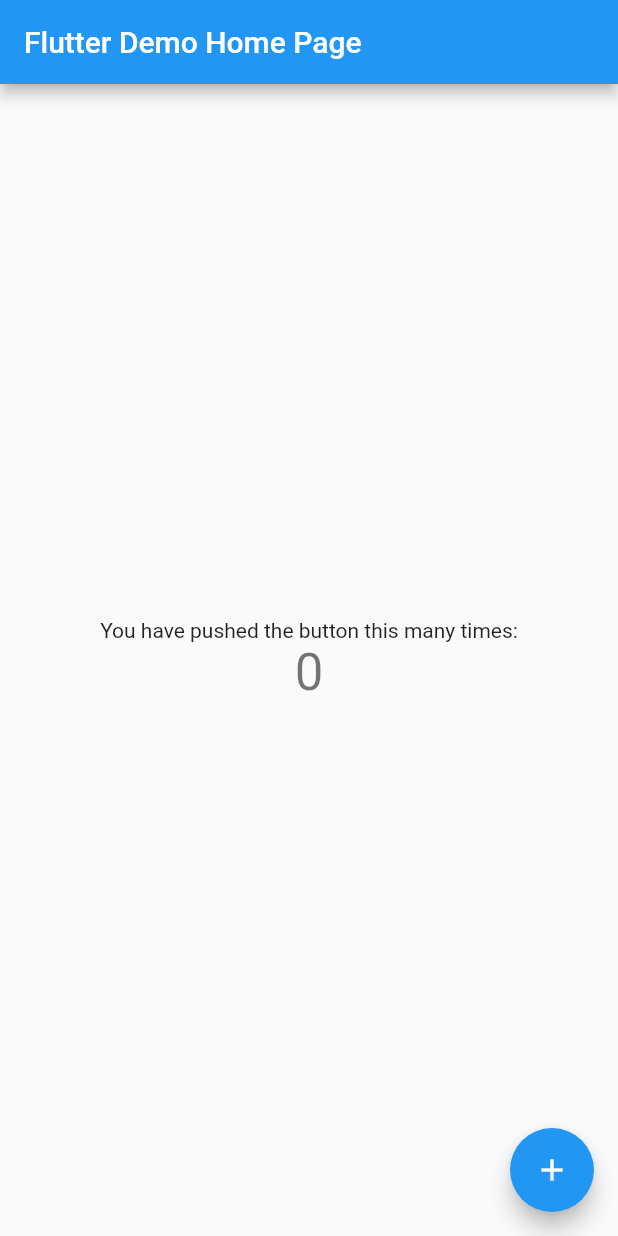
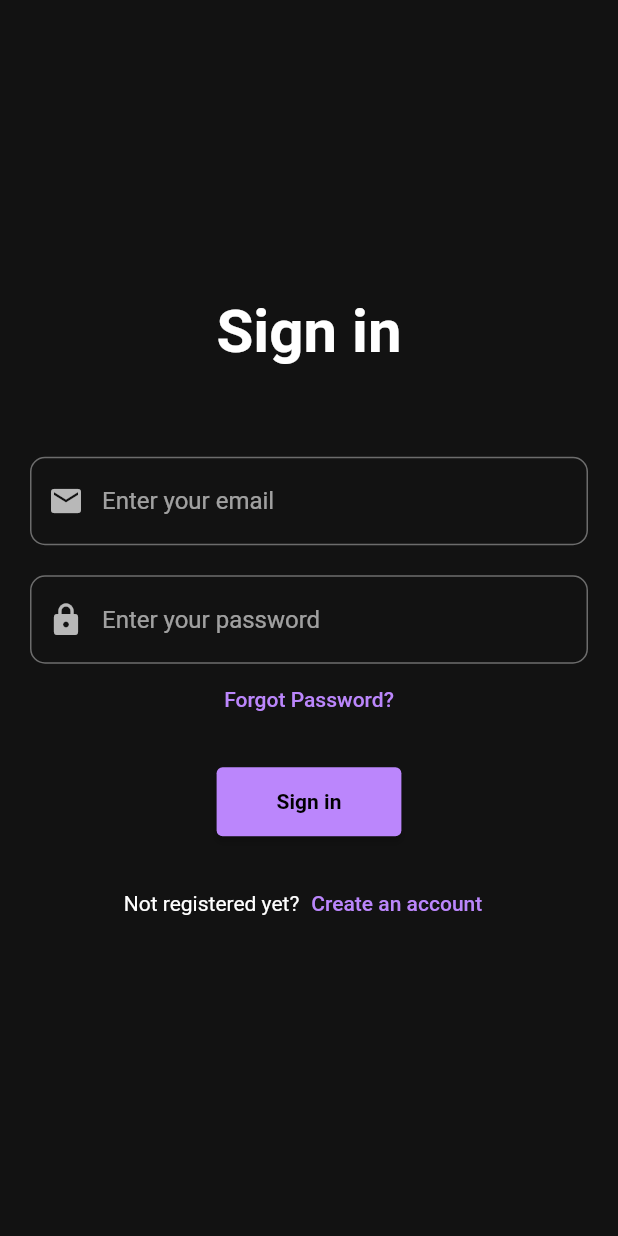
Before and after one commit to leejh903/kas-wallet-connector-example-bapp, a Flutter app: the screen it shows after launch, on a phone screen of 412 x 824 dp. Run offline on Flutter 3.47's test engine with Material 2 defaults, Android fonts, the light colour scheme and no system bars; our stand-ins replace email_validator, flutter_dotenv, flutter_secure_storage.

Commit message:
implemented login and service code

```diff
--- /dev/null
+++ b/lib/constant/env.dart
@@ -0,0 +1,2 @@
+const kasWalletConnectorUrl = "KAS_WALLET_CONNECTOR_URL";
+const kasWalletConnectorClientId = "KAS_WALLET_CONNECTOR_CLIENT_ID";
--- /dev/null
+++ b/lib/constant/storage.dart
@@ -0,0 +1,2 @@
+const accessToken = 'ACCESS_TOKEN';
+const refreshToken = 'ACCESS_TOKEN';
--- a/lib/main.dart
+++ b/lib/main.dart
@@ -1,8 +1,23 @@
 import 'package:flutter/material.dart';
+import 'package:kas_wallet_connector_example_bapp/screen/login_screen.dart';
 
 void main() {
   runApp(const MyApp());
 }
+
+ColorScheme defaultColorScheme = const ColorScheme(
+  primary: Color(0xffBB86FC),
+  secondary: Color(0xff03DAC6),
+  surface: Color(0xff181818),
+  background: Color(0xff121212),
+  error: Color(0xffCF6679),
+  onPrimary: Color(0xff000000),
+  onSecondary: Color(0xff000000),
+  onSurface: Color(0xffffffff),
+  onBackground: Color(0xffffffff),
+  onError: Color(0xff000000),
+  brightness: Brightness.dark,
+);
 
 class MyApp extends StatelessWidget {
   const MyApp({Key? key}) : super(key: key);
@@ -11,105 +26,12 @@
   @override
   Widget build(BuildContext context) {
     return MaterialApp(
-      title: 'Flutter Demo',
+      title: 'KAS wallet-connector Demo',
       theme: ThemeData(
-        // This is the theme of your application.
-        //
-        // Try running your application with "flutter run". You'll see the
-        // application has a blue toolbar. Then, without quitting the app, try
-        // changing the primarySwatch below to Colors.green and then invoke
-        // "hot reload" (press "r" in the console where you ran "flutter run",
-        // or simply save your changes to "hot reload" in a Flutter IDE).
-        // Notice that the counter didn't reset back to zero; the application
-        // is not restarted.
+        colorScheme: defaultColorScheme,
         primarySwatch: Colors.blue,
       ),
-      home: const MyHomePage(title: 'Flutter Demo Home Page'),
+      home: const LoginScreen(title: 'Login UI'),
     );
   }
 }
-
-class MyHomePage extends StatefulWidget {
-  const MyHomePage({Key? key, required this.title}) : super(key: key);
-
-  // This widget is the home page of your application. It is stateful, meaning
-  // that it has a State object (defined below) that contains fields that affect
-  // how it looks.
-
-  // This class is the configuration for the state. It holds the values (in this
-  // case the title) provided by the parent (in this case the App widget) and
-  // used by the build method of the State. Fields in a Widget subclass are
-  // always marked "final".
-
-  final String title;
-
-  @override
-  State<MyHomePage> createState() => _MyHomePageState();
-}
-
-class _MyHomePageState extends State<MyHomePage> {
-  int _counter = 0;
-
-  void _incrementCounter() {
-    setState(() {
-      // This call to setState tells the Flutter framework that something has
-      // changed in this State, which causes it to rerun the build method below
-      // so that the display can reflect the updated values. If we changed
-      // _counter without calling setState(), then the build method would not be
-      // called again, and so nothing would appear to happen.
-      _counter++;
-    });
-  }
-
-  @override
-  Widget build(BuildContext context) {
-    // This method is rerun every time setState is called, for instance as done
-    // by the _incrementCounter method above.
-    //
-    // The Flutter framework has been optimized to make rerunning build methods
-    // fast, so that you can just rebuild anything that needs updating rather
-    // than having to individually change instances of widgets.
-    return Scaffold(
-      appBar: AppBar(
-        // Here we take the value from the MyHomePage object that was created by
-        // the App.build method, and use it to set our appbar title.
-        title: Text(widget.title),
-      ),
-      body: Center(
-        // Center is a layout widget. It takes a single child and positions it
-        // in the middle of the parent.
-        child: Column(
-          // Column is also a layout widget. It takes a list of children and
-          // arranges them vertically. By default, it sizes itself to fit its
-          // children horizontally, and tries to be as tall as its parent.
-          //
-          // Invoke "debug painting" (press "p" in the console, choose the
-          // "Toggle Debug Paint" action from the Flutter Inspector in Android
-          // Studio, or the "Toggle Debug Paint" command in Visual Studio Code)
-          // to see the wireframe for each widget.
-          //
-          // Column has various properties to control how it sizes itself and
-          // how it positions its children. Here we use mainAxisAlignment to
-          // center the children vertically; the main axis here is the vertical
-          // axis because Columns are vertical (the cross axis would be
-          // horizontal).
-          mainAxisAlignment: MainAxisAlignment.center,
-          children: <Widget>[
-            const Text(
-              'You have pushed the button this many times:',
-            ),
-            Text(
-              '$_counter',
-              style: Theme.of(context).textTheme.headline4,
-            ),
-          ],
-        ),
-      ),
-      floatingActionButton: FloatingActionButton(
-        onPressed: _incrementCounter,
-        tooltip: 'Increment',
-        child: const Icon(Icons.add),
-      ), // This trailing comma makes auto-formatting nicer for build methods.
-    );
-  }
-}
--- /dev/null
+++ b/lib/model/error.dart
@@ -0,0 +1,19 @@
+class KasError {
+  int code;
+  String message;
+  String requestId;
+
+  KasError({
+    required this.code,
+    required this.message,
+    required this.requestId,
+  });
+
+  factory KasError.fromJson(Map<String, dynamic> json) {
+    return KasError(
+      code: json['code'],
+      message: json['message'],
+      requestId: json['requestId'],
+    );
+  }
+}
--- /dev/null
+++ b/lib/model/jwt.dart
@@ -0,0 +1,13 @@
+class JWT {
+  final String accessToken;
+  final String refreshToken;
+
+  JWT({required this.accessToken, required this.refreshToken});
+
+  factory JWT.fromJson(Map<String, dynamic> json) {
+    return JWT(
+      accessToken: json['accessToken'],
+      refreshToken: json['refreshToken'],
+    );
+  }
+}
--- /dev/null
+++ b/lib/screen/login_screen.dart
@@ -0,0 +1,170 @@
+import 'dart:convert';
+
+import 'package:email_validator/email_validator.dart';
+import 'package:flutter/material.dart';
+import 'package:flutter_secure_storage/flutter_secure_storage.dart';
+import 'package:kas_wallet_connector_example_bapp/constant/storage.dart';
+import 'package:kas_wallet_connector_example_bapp/model/error.dart';
+import 'package:kas_wallet_connector_example_bapp/model/jwt.dart';
+import 'package:kas_wallet_connector_example_bapp/screen/home_screen.dart';
+import 'package:kas_wallet_connector_example_bapp/screen/register_screen.dart';
+import 'package:kas_wallet_connector_example_bapp/service/kas_service.dart';
+import 'package:crypto/crypto.dart';
+
+class LoginScreen extends StatefulWidget {
+  const LoginScreen({Key? key, required this.title}) : super(key: key);
+  final String title;
+
+  @override
+  State<LoginScreen> createState() => _LoginScreenState();
+}
+
+class _LoginScreenState extends State<LoginScreen> {
+  final _formKey = GlobalKey<FormState>();
+  final TextEditingController emailController = TextEditingController();
+  final TextEditingController passwordController = TextEditingController();
+  final _kasService = KasService();
+
+  Future<void> login() async {
+    if (!_formKey.currentState!.validate()) return;
+
+    final email = emailController.text;
+    final password =
+        '0x${sha256.convert(utf8.encode(passwordController.text))}';
+    dynamic res = _kasService.login(email, password);
+
+    if (res is KasError) {
+      ScaffoldMessenger.of(context).showSnackBar(
+        SnackBar(
+          content: Text('Error: ${res.message}'),
+        ),
+      );
+      return;
+    }
+    res = res as JWT;
+    const storage = FlutterSecureStorage();
+    await storage.write(key: accessToken, value: res.accessToken);
+    await storage.write(key: refreshToken, value: res.refreshToken);
+
+    Navigator.pushReplacement(
+      context,
+      MaterialPageRoute(builder: (context) => HomeScreen()),
+    );
+  }
+
+  @override
+  Widget build(BuildContext context) {
+    return Scaffold(
+      backgroundColor: Theme.of(context).colorScheme.background,
+      body: Container(
+        padding: const EdgeInsets.all(20),
+        child: Column(
+          mainAxisAlignment: MainAxisAlignment.center,
+          crossAxisAlignment: CrossAxisAlignment.center,
+          children: <Widget>[
+            const Text(
+              'Sign in',
+              style: TextStyle(
+                fontWeight: FontWeight.bold,
+                fontSize: 40,
+              ),
+            ),
+            const SizedBox(
+              height: 60,
+            ),
+            Form(
+              key: _formKey,
+              child: Column(
+                children: [
+                  TextFormField(
+                    controller: emailController,
+                    validator: (value) => EmailValidator.validate(value!)
+                        ? null
+                        : "Please enter a valid email",
+                    maxLines: 1,
+                    decoration: InputDecoration(
+                      hintText: 'Enter your email',
+                      prefixIcon: const Icon(Icons.email),
+                      border: OutlineInputBorder(
+                        borderRadius: BorderRadius.circular(10),
+                      ),
+                    ),
+                  ),
+                  const SizedBox(
+                    height: 20,
+                  ),
+                  TextFormField(
+                    controller: passwordController,
+                    validator: (value) {
+                      if (value == null || value.isEmpty) {
+                        return 'Please enter your password';
+                      }
+                      return null;
+                    },
+                    maxLines: 1,
+                    obscureText: true,
+                    decoration: InputDecoration(
+                      prefixIcon: const Icon(Icons.lock),
+                      hintText: 'Enter your password',
+                      border: OutlineInputBorder(
+                        borderRadius: BorderRadius.circular(10),
+                      ),
+                    ),
+                  ),
+                  TextButton(
+                    onPressed: () {
+                      Navigator.pushReplacement(
+                        context,
+                        MaterialPageRoute(
+                          builder: (context) =>
+                              const RegisterScreen(title: 'Register UI'),
+                        ),
+                      );
+                    },
+                    child: const Text('Forgot Password?'),
+                  ),
+                  const SizedBox(
+                    height: 20,
+                  ),
+                  ElevatedButton(
+                    onPressed: login,
+                    style: ElevatedButton.styleFrom(
+                      padding: const EdgeInsets.fromLTRB(40, 15, 40, 15),
+                    ),
+                    child: const Text(
+                      'Sign in',
+                      style: TextStyle(
+                        fontWeight: FontWeight.bold,
+                      ),
+                    ),
+                  ),
+                  const SizedBox(
+                    height: 20,
+                  ),
+                  Row(
+                    mainAxisAlignment: MainAxisAlignment.center,
+                    children: [
+                      const Text('Not registered yet?'),
+                      TextButton(
+                        onPressed: () {
+                          Navigator.pushReplacement(
+                            context,
+                            MaterialPageRoute(
+                              builder: (context) =>
+                                  const RegisterScreen(title: 'Register UI'),
+                            ),
+                          );
+                        },
+                        child: const Text('Create an account'),
+                      ),
+                    ],
+                  ),
+                ],
+              ),
+            )
+          ],
+        ),
+      ),
+    );
+  }
+}
--- /dev/null
+++ b/lib/service/kas_service.dart
@@ -0,0 +1,29 @@
+import 'dart:convert';
+
+import 'package:flutter_dotenv/flutter_dotenv.dart';
+import 'package:kas_wallet_connector_example_bapp/constant/env.dart';
+import 'package:http/http.dart' as http;
+import 'package:kas_wallet_connector_example_bapp/model/error.dart';
+import 'package:kas_wallet_connector_example_bapp/model/jwt.dart';
+
+class KasService {
+  static final endpoint = dotenv.env[kasWalletConnectorUrl]!;
+  static final clientId = dotenv.env[kasWalletConnectorClientId]!;
+
+  Future<dynamic> login(String userName, String password) async {
+    final response = await http.post(
+      Uri.http(endpoint, '/v1/login'),
+      body: <String, String>{
+        'userName': userName,
+        'password': password,
+        'clientId': clientId,
+      },
+    );
+
+    final decode = jsonDecode(response.body) as Map<String, dynamic>;
+    if (response.statusCode != 200) {
+      return KasError.fromJson(decode);
+    }
+    return JWT.fromJson(decode);
+  }
+}
--- a/pubspec.yaml
+++ b/pubspec.yaml
@@ -34,6 +34,11 @@
   # The following adds the Cupertino Icons font to your application.
   # Use with the CupertinoIcons class for iOS style icons.
   cupertino_icons: ^1.0.2
+  email_validator: ^2.0.1
+  flutter_dotenv: ^5.0.2
+  http: ^0.13.4
+  crypto: ^3.0.2
+  flutter_secure_storage: ^5.0.2
 
 dev_dependencies:
   flutter_test:
```
Also changed, not shown: lib/screen/home_screen.dart (added, +12 -0 lines), lib/screen/register_screen.dart (added, +160 -0 lines), pubspec.lock, 11 other files.
